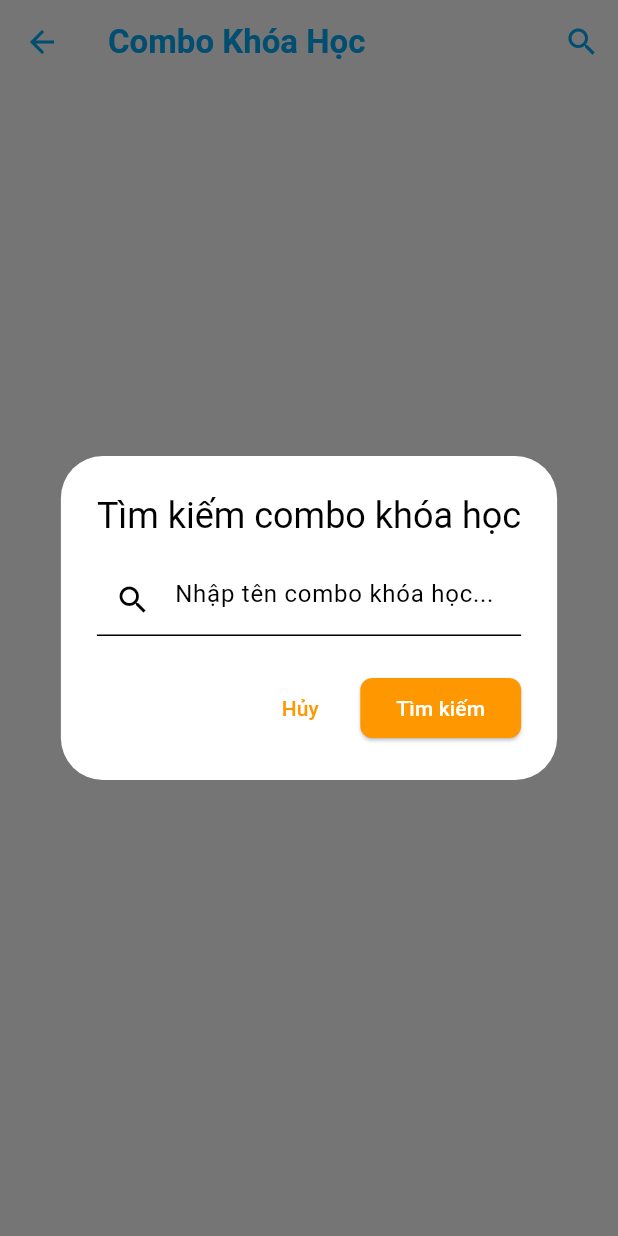
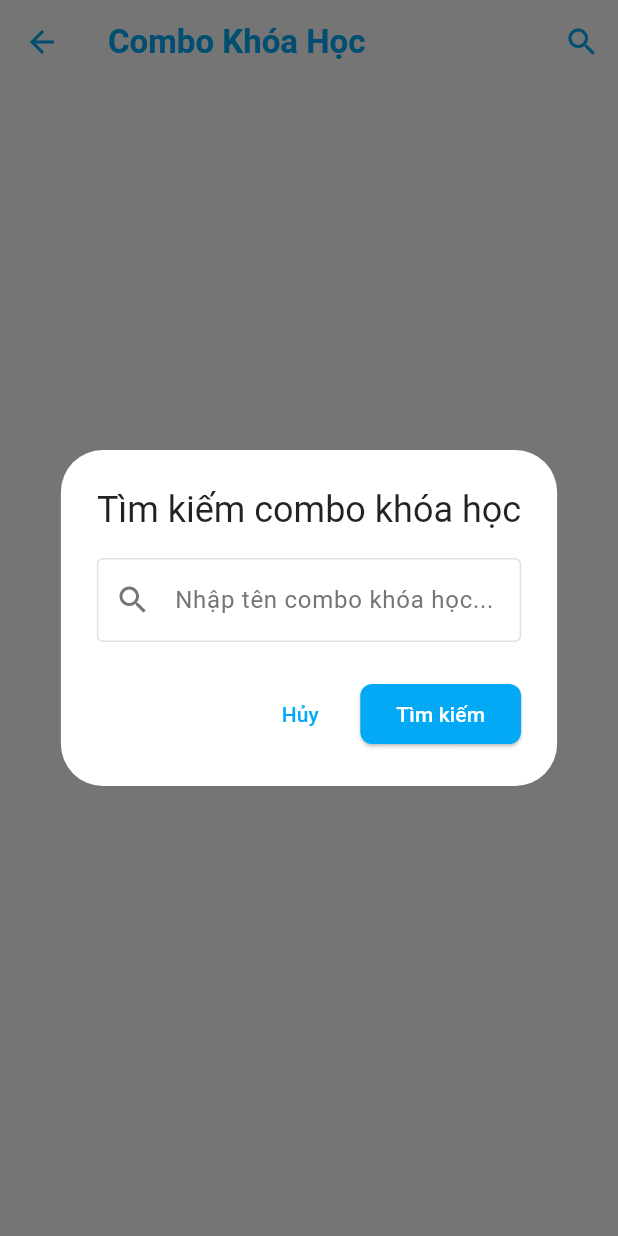
Before and after one commit to NguyenThao1072002/TMS_Learn_Tech_App, a Flutter app: the ComboCourseListScreen screen opened directly, after a tap on the "search" icon, on a phone screen of 412 x 824 dp. Run offline on Flutter 3.47's test engine with Material 3 defaults, Android fonts, the light colour scheme and no system bars; our stand-ins replace cached_network_image, carousel_slider, chewie, confetti, connectivity_plus, dio and 19 more; missing offline and left inert: app_settings, flutter_pdfview; accounts and stored records are empty; network calls fail.

Commit message:
dark UI to course

```diff
--- a/lib/presentation/screens/course/combo_course_list.dart
+++ b/lib/presentation/screens/course/combo_course_list.dart
@@ -152,6 +152,8 @@ class _ComboCourseListScreenState extends State<ComboCourseListScreen> {
 
   @override
   Widget build(BuildContext context) {
+    final isDarkMode = Theme.of(context).brightness == Brightness.dark;
+
     print(
         'Build ComboCourseListScreen - isLoading: $_isLoading, Courses: ${_comboCourses.length}');
 
@@ -162,7 +164,7 @@ class _ComboCourseListScreenState extends State<ComboCourseListScreen> {
     }
 
     return Scaffold(
-      backgroundColor: Colors.white,
+      backgroundColor: isDarkMode ? Color(0xFF121212) : Colors.white,
       appBar: AppBar(
         title: const Text(
           'Combo Khóa Học',
@@ -171,7 +173,7 @@ class _ComboCourseListScreenState extends State<ComboCourseListScreen> {
             color: Colors.lightBlue,
           ),
         ),
-        backgroundColor: Colors.white,
+        backgroundColor: isDarkMode ? Color(0xFF1E1E1E) : Colors.white,
         elevation: 0,
         iconTheme: const IconThemeData(color: Colors.lightBlue),
         actions: [
@@ -188,8 +190,8 @@ class _ComboCourseListScreenState extends State<ComboCourseListScreen> {
           : RefreshIndicator(
               onRefresh: _loadComboCourses,
               child: _comboCourses.isEmpty
-                  ? _buildEmptyState()
-                  : _buildComboCourseList(_comboCourses),
+                  ? _buildEmptyState(isDarkMode)
+                  : _buildComboCourseList(_comboCourses, isDarkMode),
             ),
     );
   }
@@ -309,7 +311,7 @@ class _ComboCourseListScreenState extends State<ComboCourseListScreen> {
   }
 
   Widget _buildComboCard(BuildContext context,
-      {required CourseCardModel course}) {
+      {required CourseCardModel course, required bool isDarkMode}) {
     // Tính toán phần trăm giảm giá thực tế
     int discountPercent = course.discountPercent;
     if (course.cost > course.price && discountPercent == 0) {
@@ -333,7 +335,7 @@ class _ComboCourseListScreenState extends State<ComboCourseListScreen> {
       },
       child: Container(
         decoration: BoxDecoration(
-          color: Colors.white,
+          color: isDarkMode ? Color(0xFF2A2D3E) : Colors.white,
           borderRadius: BorderRadius.circular(16),
           boxShadow: [
             BoxShadow(
@@ -359,10 +361,10 @@ class _ComboCourseListScreenState extends State<ComboCourseListScreen> {
                     fit: BoxFit.cover,
                     errorBuilder: (context, error, stackTrace) => Container(
                       height: 180,
-                      color: Colors.grey.shade200,
-                      child: const Center(
+                      color: isDarkMode ? Colors.grey[800] : Colors.grey[200],
+                      child: Center(
                         child: Icon(Icons.broken_image,
-                            size: 50, color: Colors.grey),
+                            size: 50, color: isDarkMode ? Colors.grey[600] : Colors.grey),
                       ),
                     ),
                   ),
@@ -402,10 +404,10 @@ class _ComboCourseListScreenState extends State<ComboCourseListScreen> {
                 children: [
                   Text(
                     course.title,
-                    style: const TextStyle(
+                    style: TextStyle(
                       fontSize: 17,
                       fontWeight: FontWeight.bold,
-                      color: Color(0xFF333333),
+                      color: isDarkMode ? Colors.white : Color(0xFF333333),
                     ),
                     maxLines: 1,
                     overflow: TextOverflow.ellipsis,
@@ -415,7 +417,7 @@ class _ComboCourseListScreenState extends State<ComboCourseListScreen> {
                     course.description,
                     style: TextStyle(
                       fontSize: 13,
-                      color: Colors.grey.shade600,
+                      color: isDarkMode ? Colors.grey[400] : Colors.grey[600],
                       height: 1.3,
                     ),
                     maxLines: 2,
@@ -447,7 +449,7 @@ class _ComboCourseListScreenState extends State<ComboCourseListScreen> {
                                 style: TextStyle(
                                   fontSize: 13,
                                   decoration: TextDecoration.lineThrough,
-                                  color: Colors.grey.shade600,
+                                  color: isDarkMode ? Colors.grey[500] : Colors.grey[600],
                                 ),
                                 maxLines: 1,
                                 overflow: TextOverflow.ellipsis,
@@ -494,16 +496,32 @@ class _ComboCourseListScreenState extends State<ComboCourseListScreen> {
   }
 
   void _showSearchDialog(BuildContext context) {
+    final isDarkMode = Theme.of(context).brightness == Brightness.dark;
     final TextEditingController controller = TextEditingController();
+
     showDialog(
       context: context,
       builder: (context) => AlertDialog(
-        title: const Text('Tìm kiếm combo khóa học'),
+        backgroundColor: isDarkMode ? Color(0xFF1E1E1E) : Colors.white,
+        title: Text(
+          'Tìm kiếm combo khóa học',
+          style: TextStyle(
+            color: isDarkMode ? Colors.white : Colors.black87,
+          ),
+        ),
         content: TextField(
           controller: controller,
-          decoration: const InputDecoration(
+          style: TextStyle(color: isDarkMode ? Colors.white : Colors.black87),
+          decoration: InputDecoration(
             hintText: 'Nhập tên combo khóa học...',
-            prefixIcon: Icon(Icons.search),
+            hintStyle: TextStyle(color: isDarkMode ? Colors.grey[400] : Colors.grey[600]),
+            prefixIcon: Icon(Icons.search, color: isDarkMode ? Colors.grey[400] : Colors.grey[600]),
+            enabledBorder: OutlineInputBorder(
+              borderSide: BorderSide(color: isDarkMode ? Colors.grey[700]! : Colors.grey[300]!),
+            ),
+            focusedBorder: OutlineInputBorder(
+              borderSide: BorderSide(color: Colors.lightBlue),
+            ),
           ),
           onSubmitted: (value) {
             if (value.isNotEmpty) {
@@ -515,7 +533,7 @@ class _ComboCourseListScreenState extends State<ComboCourseListScreen> {
         actions: [
           TextButton(
             onPressed: () => Navigator.of(context).pop(),
-            child: const Text('Hủy'),
+            child: Text('Hủy', style: TextStyle(color: Colors.lightBlue)),
           ),
           ElevatedButton(
             onPressed: () {
@@ -524,6 +542,10 @@ class _ComboCourseListScreenState extends State<ComboCourseListScreen> {
                 Navigator.of(context).pop();
               }
             },
+            style: ElevatedButton.styleFrom(
+              backgroundColor: Colors.lightBlue,
+              foregroundColor: Colors.white,
+            ),
             child: const Text('Tìm kiếm'),
           ),
         ],
@@ -564,13 +586,18 @@ class _ComboCourseListScreenState extends State<ComboCourseListScreen> {
     }
   }
 
-  Widget _buildEmptyState() {
-    return const Center(
-      child: Text('Không có combo khóa học nào!'),
+  Widget _buildEmptyState(bool isDarkMode) {
+    return Center(
+      child: Text(
+        'Không có combo khóa học nào!',
+        style: TextStyle(
+          color: isDarkMode ? Colors.grey[400] : Colors.grey[700],
+        ),
+      ),
     );
   }
 
-  Widget _buildComboCourseList(List<CourseCardModel> courses) {
+  Widget _buildComboCourseList(List<CourseCardModel> courses, bool isDarkMode) {
     return ListView(
       padding: const EdgeInsets.all(16),
       physics: const AlwaysScrollableScrollPhysics(),
@@ -580,12 +607,12 @@ class _ComboCourseListScreenState extends State<ComboCourseListScreen> {
         const SizedBox(height: 20),
 
         // Title section
-        const Text(
+        Text(
           'Combo khóa học nổi bật',
           style: TextStyle(
             fontSize: 18,
             fontWeight: FontWeight.bold,
-            color: Color(0xFF333333),
+            color: isDarkMode ? Colors.white : Color(0xFF333333),
           ),
         ),
         const SizedBox(height: 12),
@@ -597,6 +624,7 @@ class _ComboCourseListScreenState extends State<ComboCourseListScreen> {
                   child: _buildComboCard(
                     context,
                     course: course,
+                    isDarkMode: isDarkMode,
                   ),
                 ))
             .toList(),
--- a/lib/presentation/widgets/component/navbar_add_to_card.dart
+++ b/lib/presentation/widgets/component/navbar_add_to_card.dart
@@ -7,6 +7,7 @@ class NavbarAddToCard extends StatelessWidget {
   final VoidCallback onAddToCart;
   final VoidCallback onPurchase;
   final VoidCallback onContinueLearning;
+  final bool isDarkMode;
 
   const NavbarAddToCard({
     Key? key,
@@ -15,10 +16,13 @@ class NavbarAddToCard extends StatelessWidget {
     required this.onAddToCart,
     required this.onPurchase,
     required this.onContinueLearning,
+    this.isDarkMode = false,
   }) : super(key: key);
 
   @override
   Widget build(BuildContext context) {
+    final isDark = isDarkMode || Theme.of(context).brightness == Brightness.dark;
+
     return Container(
       padding: EdgeInsets.symmetric(horizontal: 16, vertical: 12),
       decoration: BoxDecoration(
--- a/lib/presentation/widgets/course/course_detail/info_general_course.dart
+++ b/lib/presentation/widgets/course/course_detail/info_general_course.dart
@@ -10,6 +10,7 @@ class InfoGeneralCourse extends StatelessWidget {
   final OverviewCourseModel? overviewCourse;
   final bool isLoadingOverview;
   final String totalDuration;
+  final bool isDarkMode;
 
   const InfoGeneralCourse({
     Key? key,
@@ -17,10 +18,13 @@ class InfoGeneralCourse extends StatelessWidget {
     this.overviewCourse,
     this.isLoadingOverview = false,
     this.totalDuration = "0",
+    this.isDarkMode = false,
   }) : super(key: key);
 
   @override
   Widget build(BuildContext context) {
+    final isDark = isDarkMode || Theme.of(context).brightness == Brightness.dark;
+
     return Container(
       width: double.infinity,
       height: AppDimensions.headerHeight,
--- a/lib/presentation/widgets/course/course_detail/overview_course.dart
+++ b/lib/presentation/widgets/course/course_detail/overview_course.dart
@@ -11,6 +11,7 @@ class OverviewCourseTab extends StatefulWidget {
   final bool isLoadingOverview;
   final bool isLoadingReviews;
   final String totalDuration;
+  final bool isDarkMode;
 
   const OverviewCourseTab({
     Key? key,
@@ -20,6 +21,7 @@ class OverviewCourseTab extends StatefulWidget {
     required this.isLoadingOverview,
     required this.isLoadingReviews,
     required this.totalDuration,
+    this.isDarkMode = false,
   }) : super(key: key);
 
   @override
@@ -31,6 +33,8 @@ class _OverviewCourseTabState extends State<OverviewCourseTab> {
 
   @override
   Widget build(BuildContext context) {
+    final isDark = widget.isDarkMode || Theme.of(context).brightness == Brightness.dark;
+
     if (widget.isLoadingOverview) {
       return Center(child: CircularProgressIndicator());
     }
--- a/lib/presentation/widgets/course/course_detail/related_course.dart
+++ b/lib/presentation/widgets/course/course_detail/related_course.dart
@@ -6,15 +6,19 @@ import 'package:tms_app/presentation/screens/course/course_detail.dart';
 class RelatedCourses extends StatelessWidget {
   final List<CourseCardModel> courses;
   final bool isLoading;
+  final bool isDarkMode;
 
   const RelatedCourses({
     super.key,
     required this.courses,
-    this.isLoading = false,
+    required this.isLoading,
+    this.isDarkMode = false,
   });
 
   @override
   Widget build(BuildContext context) {
+    final isDark = isDarkMode || Theme.of(context).brightness == Brightness.dark;
+
     if (isLoading) {
       return const Center(child: CircularProgressIndicator());
     }
--- a/lib/presentation/widgets/course/course_detail/review_course.dart
+++ b/lib/presentation/widgets/course/course_detail/review_course.dart
@@ -9,13 +9,15 @@ class ReviewCourseTab extends StatefulWidget {
   final List<ReviewCourseModel> reviews;
   final bool isLoading;
   final bool isPurchased;
+  final bool isDarkMode;
 
   const ReviewCourseTab({
     Key? key,
     required this.course,
     required this.reviews,
     required this.isLoading,
-    this.isPurchased = false,
+    required this.isPurchased,
+    this.isDarkMode = false,
   }) : super(key: key);
 
   @override
@@ -27,6 +29,8 @@ class _ReviewCourseTabState extends State<ReviewCourseTab> {
 
   @override
   Widget build(BuildContext context) {
+    final isDark = widget.isDarkMode || Theme.of(context).brightness == Brightness.dark;
+
     if (widget.isLoading) {
       return Center(child: CircularProgressIndicator());
     }
--- a/lib/presentation/widgets/course/course_detail/structured_course.dart
+++ b/lib/presentation/widgets/course/course_detail/structured_course.dart
@@ -9,6 +9,7 @@ class StructuredCourseTab extends StatefulWidget {
   final bool isPurchased;
   final String totalDuration;
   final Function navigateToCart;
+  final bool isDarkMode;
 
   const StructuredCourseTab({
     Key? key,
@@ -18,6 +19,7 @@ class StructuredCourseTab extends StatefulWidget {
     required this.isPurchased,
     required this.totalDuration,
     required this.navigateToCart,
+    this.isDarkMode = false,
   }) : super(key: key);
 
   @override
@@ -27,6 +29,8 @@ class StructuredCourseTab extends StatefulWidget {
 class _StructuredCourseTabState extends State<StructuredCourseTab> {
   @override
   Widget build(BuildContext context) {
+    final isDark = widget.isDarkMode || Theme.of(context).brightness == Brightness.dark;
+
     if (widget.isLoading) {
       return Center(child: CircularProgressIndicator());
     }
```
Also changed, not shown: lib/presentation/screens/course/course_detail.dart (+25 -9 lines), lib/presentation/screens/course/course_list.dart (+12 -4 lines), lib/presentation/screens/course/course_screen.dart (+54 -33 lines).
